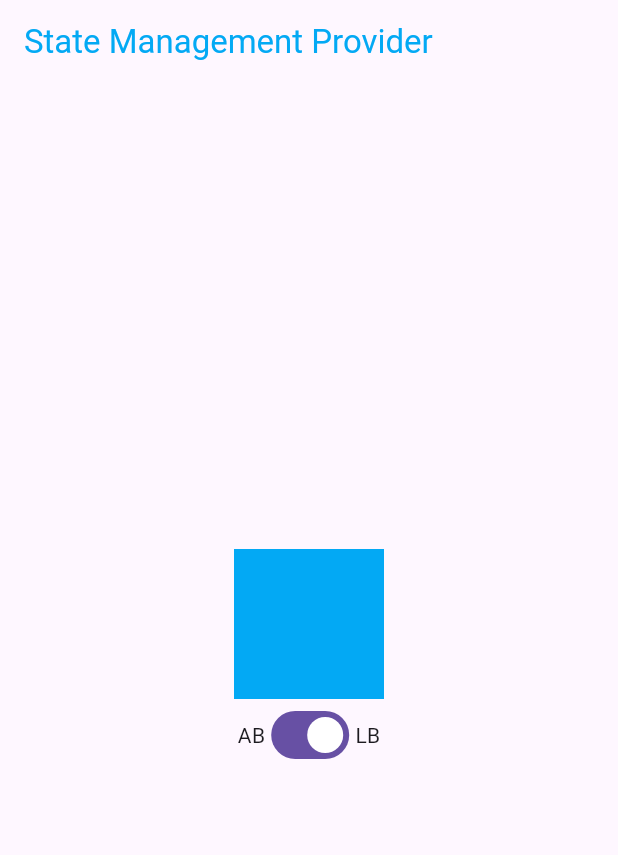
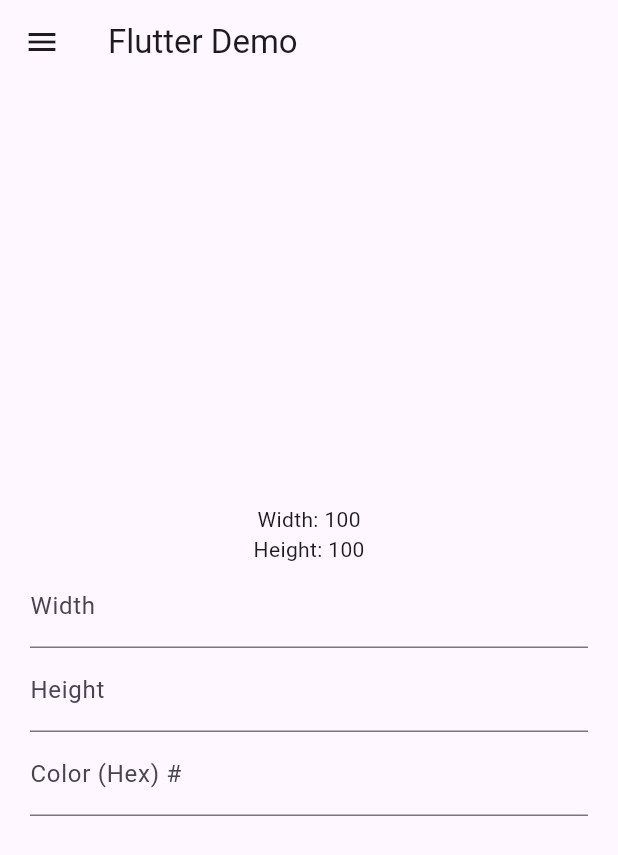
Before and after one commit to zumaku/flutter_journery, a Flutter app: the screen it shows after launch, on a phone screen of 412 x 824 dp. Shown: the top 855 px of the screen. Run offline on Flutter 3.47's test engine with Material 3 defaults, Android fonts, the phone set to English and light mode, and no system bars.

Commit message:
Asistensi Laporan 5

```diff
--- a/lib/main.dart
+++ b/lib/main.dart
@@ -1,73 +1,137 @@
 import 'package:flutter/material.dart';
-import 'package:flutter_application/applicationColor.dart';
 import 'package:provider/provider.dart';
+import 'package:flutter/services.dart';
 
 void main() {
   runApp(const MyApp());
 }
 
-class MyApp extends StatefulWidget {
+class MyApp extends StatelessWidget {
   const MyApp({super.key});
 
-  @override
-  State<MyApp> createState() => _MyAppState();
-}
-
-class _MyAppState extends State<MyApp> {
   @override
   Widget build(BuildContext context) {
     return MaterialApp(
       home: ChangeNotifierProvider<ApplicationColor>(
         create: (BuildContext context) => ApplicationColor(),
-        child: Scaffold(
-          //AppBar
+        child: MyHomePage(),
+      ),
+    );
+  }
+}
+
+class MyHomePage extends StatefulWidget {
+  const MyHomePage({super.key});
+
+  @override
+  State<MyHomePage> createState() => _MyHomePageState();
+}
+
+class _MyHomePageState extends State<MyHomePage> {
+  int _width = 100;
+  int _height = 100;
+  Color _color = Colors.blue;
+
+  final TextEditingController _widthController = TextEditingController();
+  final TextEditingController _heightController = TextEditingController();
+  final TextEditingController _colorController = TextEditingController();
+
+  @override
+  void initState() {
+    super.initState();
+    _widthController.addListener(() {
+      setState(() {
+        _width = int.tryParse(_widthController.text) ?? 100;
+      });
+    });
+    _heightController.addListener(() {
+      setState(() {
+        _height = int.tryParse(_heightController.text) ?? 100;
+      });
+    });
+    _colorController.addListener(() {
+      setState(() {
+        final hexColor = _colorController.text;
+        if (hexColor.length == 6 || (hexColor.length == 7 && hexColor.startsWith('#'))) {
+          final colorString = hexColor.startsWith('#') ? hexColor.substring(1) : hexColor;
+          try {
+            _color = Color(int.parse('FF$colorString', radix: 16));
+          } catch (e) {
+            _color = Colors.blue;
+          }
+        }
+      });
+    });
+  }
+
+  @override
+  Widget build(BuildContext context) {
+    return Scaffold(
       appBar: AppBar(
-            title: Consumer<ApplicationColor>(
-              builder: (BuildContext context, applicationColor, _) => Text(
-                "State Management Provider",
-              style: TextStyle(
-                color: applicationColor.color,
-              ),),
+        title: const Text('Flutter Demo'),
+      ),
+      drawer: Drawer(
+        child: Center(
+          child: Container(
+            width: _width.toDouble(),
+            height: _height.toDouble(),
+            color: _color,
           ),
         ),
-          //Body
-          body: Center(
+      ),
+      body: Padding(
+        padding: const EdgeInsets.all(20),
+        child: Center(
           child: Column(
             mainAxisAlignment: MainAxisAlignment.center,
             children: [
-                //Consumer for AnimatedContainer
-                Consumer<ApplicationColor>(
-                  builder: (context, applicationColor, _) => AnimatedContainer(
-                    width: 100,
-                    height: 100,
-                    color: applicationColor.color,
-                    duration: Duration(milliseconds: 500),
-                  ),
-                ),
-                //Row
-                Row(
-                  mainAxisAlignment: MainAxisAlignment.center,
-                  children: [
-                    //Text
-                    Text("AB"), //Amber
-                    //Consumer for Switch
-                    Consumer<ApplicationColor>(
-                      builder: (BuildContext context, applicationColor, _) => Switch(
-                        value: applicationColor.isLightBlue,
+              Text("Width: $_width"),
+              Text("Height: $_height"),
+              TextField(
+                controller: _widthController,
+                decoration: const InputDecoration(labelText: 'Width'),
+                keyboardType: TextInputType.number,
+                inputFormatters: <TextInputFormatter>[
+                  FilteringTextInputFormatter.digitsOnly,
+                ],
                 onChanged: (value) {
-                          applicationColor.toggleColor(value);
+                  setState(() {
+                    _width = int.tryParse(value) ?? 0;
+                  });
                 },
               ),
+              TextField(
+                controller: _heightController,
+                decoration: const InputDecoration(labelText: 'Height'),
+                keyboardType: TextInputType.number,
+                inputFormatters: <TextInputFormatter>[
+                  FilteringTextInputFormatter.digitsOnly,
+                ],
+                onChanged: (value) {
+                  setState(() {
+                    _height = int.tryParse(value) ?? 0;
+                  });
+                },
               ),
-                    //Text
-                    Text("LB"), //LightBlue
+              TextField(
+                controller: _colorController,
+                decoration: const InputDecoration(labelText: 'Color (Hex) #'),
+              ),
             ],
-                )
-              ],
-            ),
           ),
         ),
       ),
     );
   }
 }
+
+class ApplicationColor extends ChangeNotifier {
+  Color _color = Color(0xFF2196F3);
+
+  Color get color => _color;
+
+  void changeColor(Color newColor) {
+    _color = newColor;
+    notifyListeners();
+  }
+}
```
Lines whose indentation alone changed are shown as unchanged.
